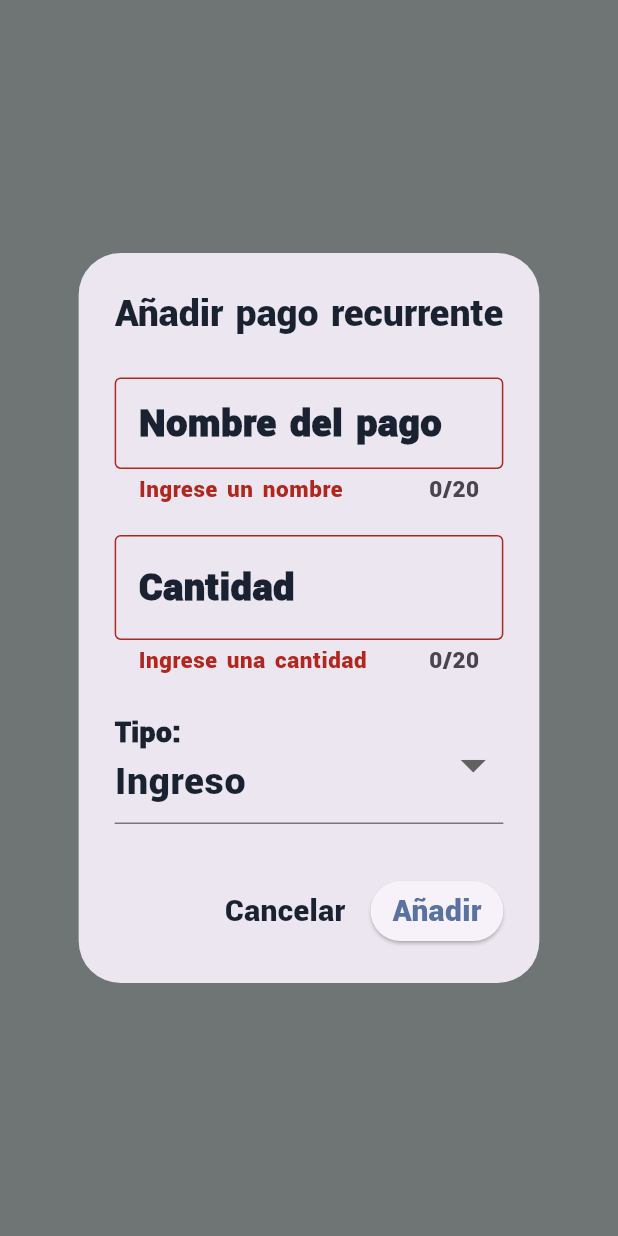
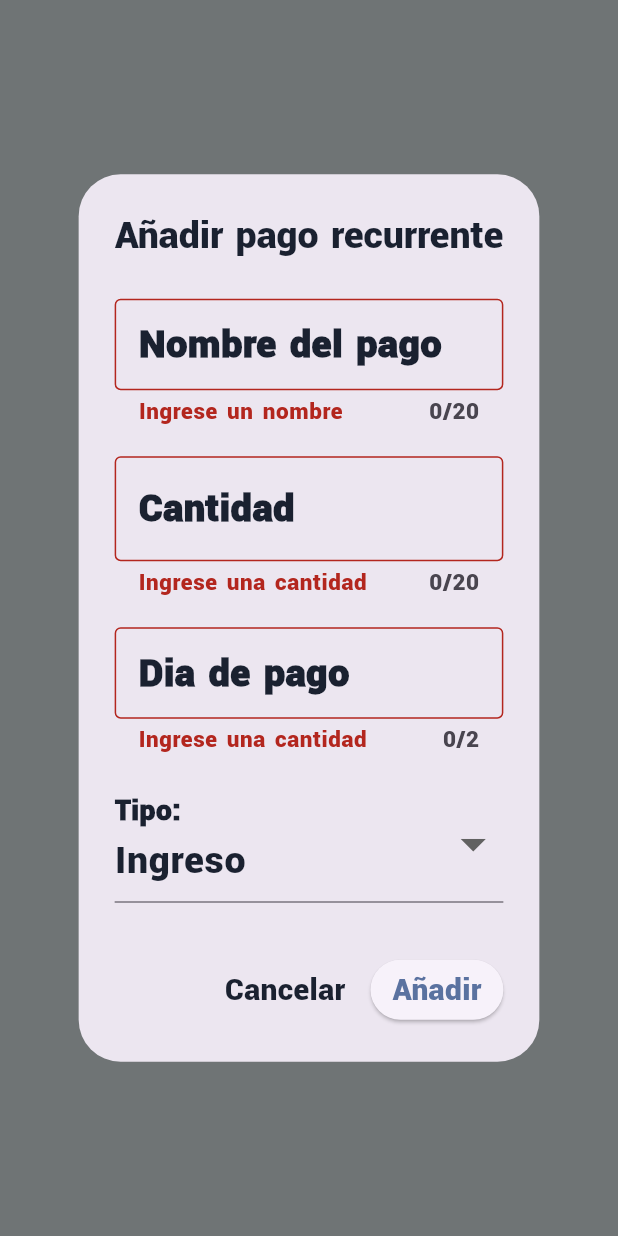
Before and after one commit to H4uSen/App-FINTES, a Flutter app: what createRecurrentDialog() shows on an empty page, opened directly, after a tap on "Añadir", on a phone screen of 412 x 824 dp. Run offline on Flutter 3.47's test engine with Material 3 defaults, Android fonts, the phone set to English and light mode, and no system bars; our stand-ins replace cloud_firestore, firebase_auth, firebase_core, google_sign_in; accounts and stored records are empty; Roboto replaces fonts that are missing (Roboto-Regular); project files that could hold a hidden picture were left out.

Commit message:
Fecha de los pagos recurrentes listo

```diff
--- a/lib/business_logic/models/recurrent_model.dart
+++ b/lib/business_logic/models/recurrent_model.dart
@@ -6,10 +6,12 @@ class RecurrentPayment {
   final String recurrentId;
   final String recurrentName;
   final double recurrentAmount;
+  int recurrentDay;
   final bool isDeposit;
   final String ownerId;
   final String accountId;
   String accountType;
+
 
   RecurrentPayment({
     this.accountId ="",
@@ -17,6 +19,7 @@ class RecurrentPayment {
     required this.ownerId,
     required this.isDeposit,
     this.recurrentId = "",
+    this.recurrentDay = 1,
     required this.recurrentName,
     required this.recurrentAmount,
   });
@@ -27,6 +30,7 @@ class RecurrentPayment {
       accountType: json['type'],
       ownerId: json['ownerId'],
       recurrentId: id,
+      recurrentDay: int.parse(json['day'].toString()),
       recurrentName: json['name'].toString(),
       recurrentAmount: double.parse(json['amount'].toString()),
       isDeposit: json['isDeposit'],
@@ -41,7 +45,7 @@ class RecurrentPayment {
       'name': recurrentName,
       'amount': recurrentAmount,
       'isDeposit': isDeposit,
-
+      'day': recurrentDay,
     };
   }
 }
--- a/lib/business_logic/recurrent_functions.dart
+++ b/lib/business_logic/recurrent_functions.dart
@@ -93,6 +93,7 @@ double getRecurrentWithdrawals (String userId, String recurrentId) {
     ];
       TextEditingController recurrentNameController = TextEditingController(text: account.recurrentName);
       TextEditingController recurrentAmountController = TextEditingController(text: account.recurrentAmount.toString());
+      TextEditingController recurrentDayController = TextEditingController(text: account.recurrentDay.toString());
       String? selectedType = account.isDeposit ? 'Ingreso' : 'Egreso';
       return AlertDialog(
         title: const Text('Editar cuenta'),
@@ -142,6 +143,31 @@ double getRecurrentWithdrawals (String userId, String recurrentId) {
                           return null;
                         },
                       ),
+                      CustomTextFormField(
+                          labelText: 'Dia de pago',
+                          isEditable: true,
+                          controller: recurrentDayController,
+                          keyboardType: TextInputType.number,
+                          textAlignment: TextAlign.end,
+                          maxLength: 2,
+                          maxLines: 1,
+                          validator: (value) {
+                            if (value == null || value.isEmpty|| value.trim().isEmpty) {
+                              return 'Ingrese una cantidad';
+                            }
+                            if (double.tryParse(value) == null) {
+                              return 'Ingrese un número válido';
+                            }
+                            if (double.parse(value) <= 1) {
+                              return 'Ingrese un número mayor a 1';
+                            }
+                            if (double.parse(value) > 31) {
+                              return 'Ingrese un número menor a 30';
+                            }
+
+                            return null;
+                          },
+                        ),
                       CustomDropDown(
                         isEditable: true,
                         labeltext: 'Tipo:',
@@ -173,6 +199,7 @@ double getRecurrentWithdrawals (String userId, String recurrentId) {
                   recurrentAmount: double.parse(recurrentAmountController.text),
                   isDeposit: selectedType == 'Ingreso',
                   recurrentName: recurrentNameController.text,
+                  recurrentDay: int.parse(recurrentDayController.text),
                   ownerId: globalUser!.id);
                 FirebaseFirestore.instance.collection('Recurrents')
                   .doc(account.recurrentId)
@@ -253,6 +280,7 @@ double getRecurrentWithdrawals (String userId, String recurrentId) {
       final formKey = GlobalKey<FormState>();
       TextEditingController recurrentNameController = TextEditingController();
       TextEditingController recurrentAmountController = TextEditingController();
+      TextEditingController recurrentDayController = TextEditingController();
       return AlertDialog(
         title: const Text('Añadir pago recurrente'),
         content: StatefulBuilder(
@@ -301,6 +329,31 @@ double getRecurrentWithdrawals (String userId, String recurrentId) {
                             return null;
                           },
                         ),
+                        CustomTextFormField(
+                          labelText: 'Dia de pago',
+                          isEditable: true,
+                          controller: recurrentDayController,
+                          keyboardType: TextInputType.number,
+                          textAlignment: TextAlign.end,
+                          maxLength: 2,
+                          maxLines: 1,
+                          validator: (value) {
+                            if (value == null || value.isEmpty|| value.trim().isEmpty) {
+                              return 'Ingrese una cantidad';
+                            }
+                            if (double.tryParse(value) == null) {
+                              return 'Ingrese un número válido';
+                            }
+                            if (double.parse(value) <= 1) {
+                              return 'Ingrese un número mayor a 1';
+                            }
+                            if (double.parse(value) > 31) {
+                              return 'Ingrese un número menor a 30';
+                            }
+
+                            return null;
+                          },
+                        ),
                         CustomDropDown(
                           isEditable: true,
                           labeltext: 'Tipo:',
@@ -330,7 +383,9 @@ double getRecurrentWithdrawals (String userId, String recurrentId) {
               if (formKey.currentState!.validate()) {
                 final newRecurrent = RecurrentPayment(
                   isDeposit: selectedType == 'Ingreso',
-                  recurrentAmount: double.parse(recurrentAmountController.text),                    recurrentName: recurrentNameController.text,
+                  recurrentAmount: double.parse(recurrentAmountController.text),
+                  recurrentName: recurrentNameController.text,
+                  recurrentDay: int.parse(recurrentDayController.text),
                   ownerId: globalUser!.id);
                 FirebaseFirestore.instance.collection('Recurrents')
                   .add(newRecurrent.toJson())
--- a/lib/pages/home_page.dart
+++ b/lib/pages/home_page.dart
@@ -65,7 +65,7 @@ class _InicioPageState extends State<InicioPage> {
               }
 
               final goalAccounts = data['goals'] as List<Goal>;
-              emptyHeight = goalAccounts.isEmpty ? 100 : 265;
+              emptyHeight = goalAccounts.isEmpty ? 140 : 250;
 
               return SizedBox(
                 height: emptyHeight,
@@ -77,7 +77,7 @@ class _InicioPageState extends State<InicioPage> {
                       child: const CustomDivider(title: "Vacío", showLines: false),
                       ),
                     SizedBox(
-                      height: emptyHeight,
+                      height: goalAccounts.isEmpty?1:emptyHeight,
                       child: ListView.builder(
                             scrollDirection: Axis.horizontal,
                             itemCount: goalAccounts.length,
@@ -85,7 +85,7 @@ class _InicioPageState extends State<InicioPage> {
                                 double goal = goalAccounts[index].goalAmount;
                                 double collected = goalAccounts[index].goalCollected;
                                 return SizedBox(
-                                  width: 400,
+                                  width: 370,
                                   child: GoalCard(
 
                                     title: goalAccounts[index].goalName,
```
Also changed, not shown: lib/pages/accountdetails_page.dart (+46 -0 lines).
